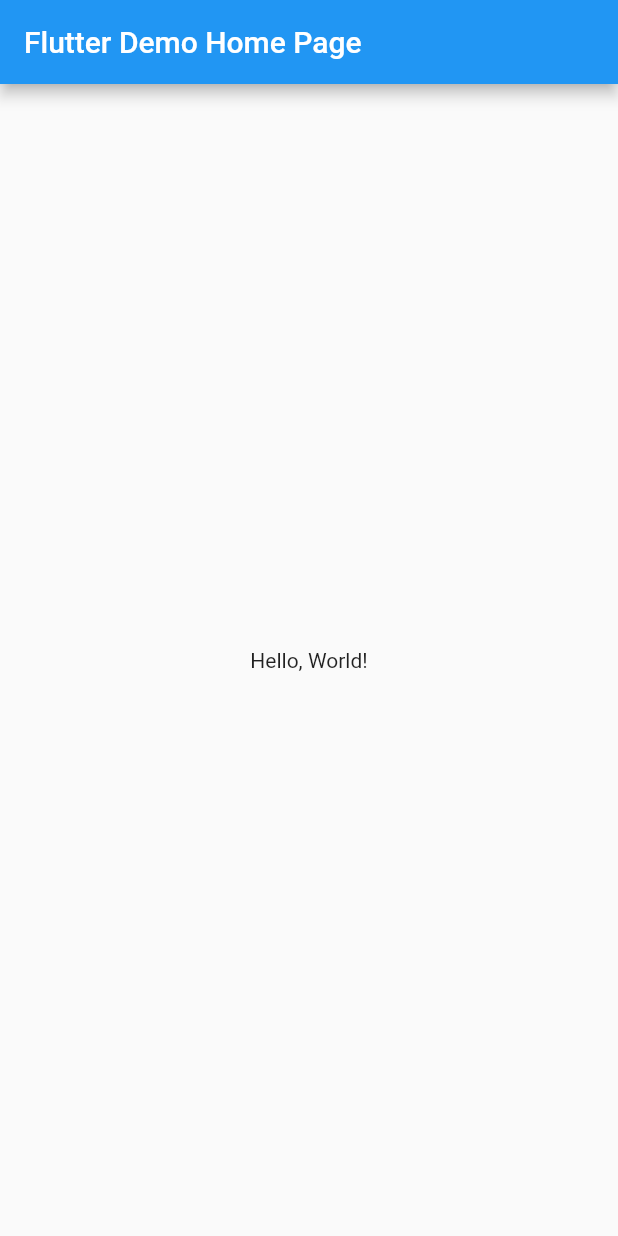
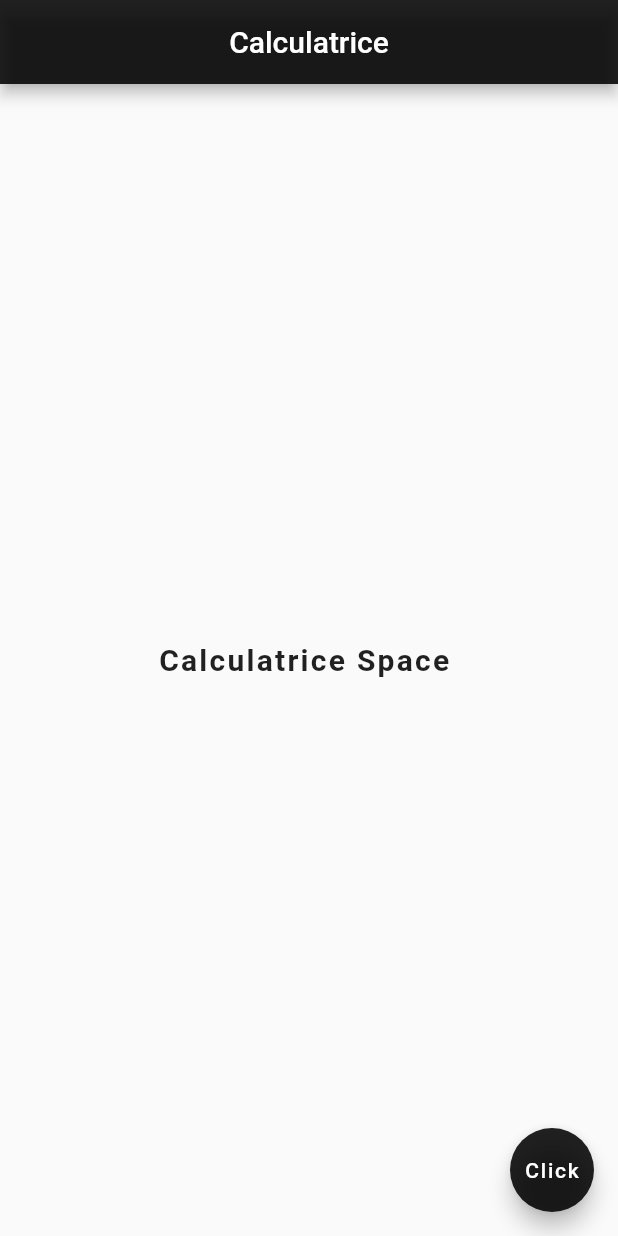
Before and after one commit to mansanael/calculatrice_flutter, a Flutter app: the screen it shows after launch, on a phone screen of 412 x 824 dp. Run offline on Flutter 3.47's test engine with Material 2 defaults, Android fonts, the phone set to English and light mode, and no system bars.

Commit message:
Initial Commit

```diff
--- a/lib/main.dart
+++ b/lib/main.dart
@@ -1,41 +1,25 @@
 import 'package:flutter/material.dart';
 
-void main() => runApp(MyApp());
-
-class MyApp extends StatelessWidget {
-  // This widget is the root of your application.
-  @override
-  Widget build(BuildContext context) {
-    return MaterialApp(
-      // Application name
-      title: 'Flutter Hello World',
-      // Application theme data, you can set the colors for the application as
-      // you want
-      theme: ThemeData(
-        primarySwatch: Colors.blue,
-      ),
-      // A widget which will be started on application startup
-      home: MyHomePage(title: 'Flutter Demo Home Page'),
-    );
-  }
-}
-
-class MyHomePage extends StatelessWidget {
-  final String title;
-  const MyHomePage({Key? key, required this.title}) : super(key: key);
-
-  @override
-  Widget build(BuildContext context) {
-    return Scaffold(
+void main() => runApp(MaterialApp(
+        home: Scaffold(
       appBar: AppBar(
-        // The title text which will be shown on the action bar
-        title: Text(title),
+        title: Text('Calculatrice'),
+        centerTitle: true,
+        backgroundColor: Colors.black87,
       ),
       body: Center(
         child: Text(
-          'Hello, World!',
+          'Calculatrice Space ',
+          style: TextStyle(
+            fontSize: 20.0,
+            fontWeight: FontWeight.bold,
+            letterSpacing: 1.5,
+          ),
         ),
       ),
-    );
-  }
-}
+      floatingActionButton: FloatingActionButton(
+        onPressed: () {},
+        child: Text('Click'),
+        backgroundColor: Colors.black87,
+      ),
+    )));
```
